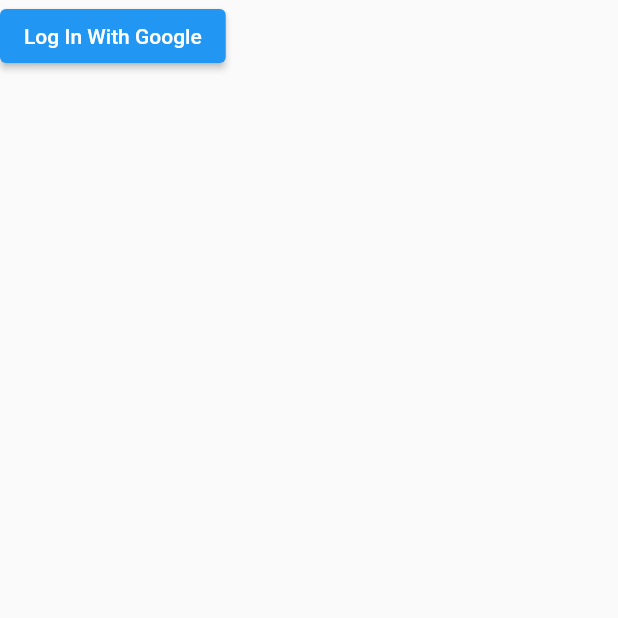
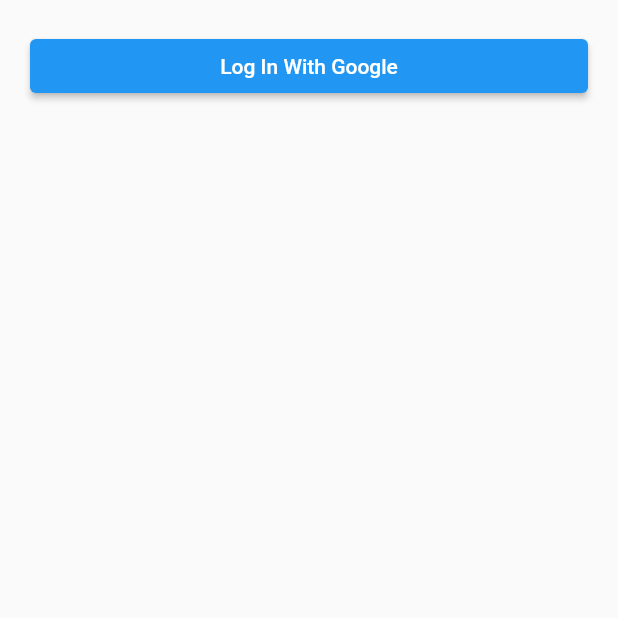
Before and after one commit to collodi/smart_abc, a Flutter app: the screen it shows after launch, on a phone screen of 412 x 824 dp, the top half of it. Run offline on Flutter 3.47's test engine with Material 2 defaults, Android fonts, the phone set to English and light mode, and no system bars; our stand-ins replace cloud_firestore, firebase_auth, firebase_core, firebase_database, flutter_datetime_picker, google_sign_in and 1 more; accounts and stored records are empty.

Commit message:
style login page

```diff
--- a/lib/main.dart
+++ b/lib/main.dart
@@ -79,7 +79,11 @@ class _LoginState extends State<Login> {
 
   @override
   Widget build(BuildContext context) {
-    return Column(
+    return Padding(
+      padding: const EdgeInsets.all(20),
+      child: Center(
+        child: Column(
+          crossAxisAlignment: CrossAxisAlignment.stretch,
           children: [
             ElevatedButton(
               onPressed: () async {
@@ -97,8 +101,14 @@ class _LoginState extends State<Login> {
               },
               child: const Text('Log In With Google'),
             ),
-        Text(error ?? ''),
+            const Padding(padding: EdgeInsets.all(10)),
+            Text(
+              error ?? '',
+              style: const TextStyle(fontSize: 20),
+            ),
           ],
+        ),
+      ),
     );
   }
 }
```
Lines whose indentation alone changed are shown as unchanged.
